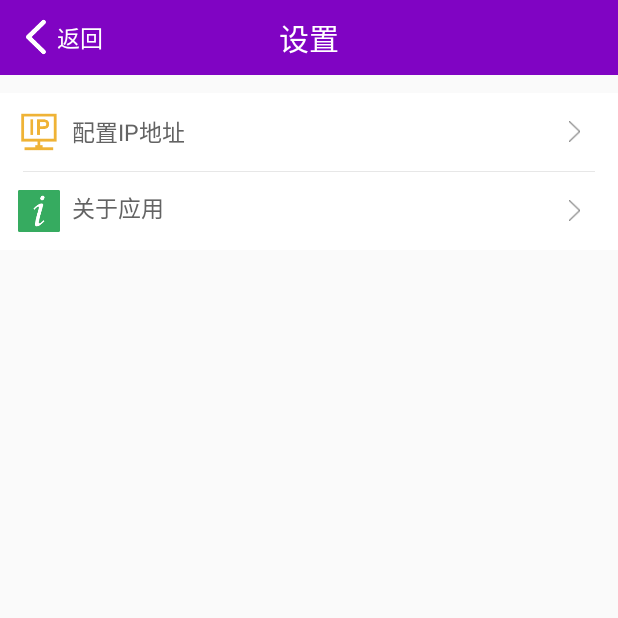
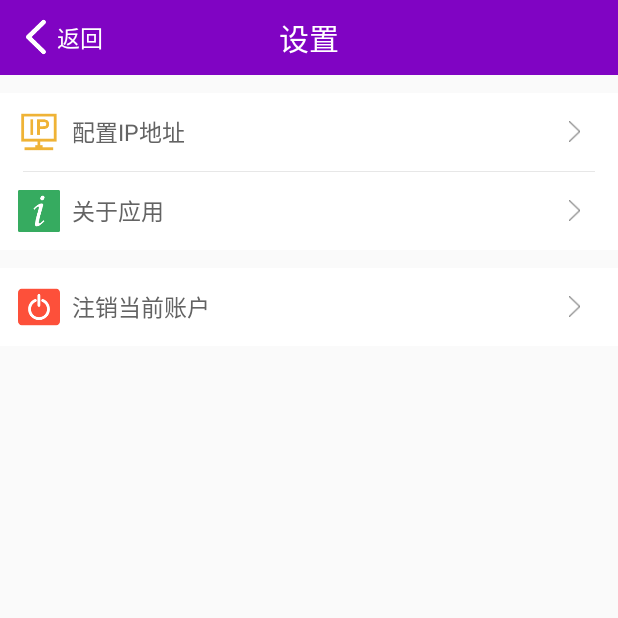
Before and after one commit to chenbocqu/IFarmManager, an Android app: the IFMSettingActivity screen opened directly, with no data from a screen before it, after a tap on "关于应用", on a phone screen of 412 x 824 dp, the top half of it. Run offline under Robolectric (Android 15) with nearby library versions, the phone set to English and light mode, and no system bars; libraries missing offline, so code that uses them is left out: cn.pedant; pictures from the network do not load.

Commit message:
注销系统

```diff
--- a/app/src/main/java/com/qican/ifarmmanager/ui/setting/IFMSettingActivity.java
+++ b/app/src/main/java/com/qican/ifarmmanager/ui/setting/IFMSettingActivity.java
@@ -22,6 +22,7 @@ public class IFMSettingActivity extends BaseActivityWithTitlebar {
 
         findViewById(R.id.rl_ipaddress).setOnClickListener(this);
         findViewById(R.id.rl_about).setOnClickListener(this);
+        findViewById(R.id.rl_logout).setOnClickListener(this);
     }
 
     @Override
@@ -42,6 +43,22 @@ public class IFMSettingActivity extends BaseActivityWithTitlebar {
                 myTool.showInfo("about");
 //                myTool.startActivity(AboutActivity.class);
                 break;
+
+            case R.id.rl_logout:
+
+                if (!myTool.isLogin()) {
+
+                    myTool.showInfo("当前账户已注销！");
+                    return;
+
+                }
+
+                // 注销
+                myTool.setLoginFlag(false);
+                myTool.showInfo("注销成功！");
+                finishDelay();
+
+                break;
         }
     }
 }
--- a/app/src/main/java/com/qican/ifarmmanager/ui/users/ChooseUserActivity.java
+++ b/app/src/main/java/com/qican/ifarmmanager/ui/users/ChooseUserActivity.java
@@ -141,7 +141,7 @@ public class ChooseUserActivity extends ComListActivity<ComUser> {
                     @Override
                     public void onClick(View view) {
                         myTool.setUserInfo(item);
-                        finish();
+                        finishDelay();
                     }
                 });
             }
--- a/app/src/main/java/com/qican/ifarmmanager/utils/IFMValue.java
+++ b/app/src/main/java/com/qican/ifarmmanager/utils/IFMValue.java
@@ -5,8 +5,8 @@ interface IFMValue {
 
     //IP地址和端口号
 //    String IP = "172.22.149.118";
-    String IP = "47.93.91.45"; // 阿里云服务器地址
-    //    String IP = "192.168.191.2"; // 本机地址
+//    String IP = "47.93.91.45"; // 阿里云服务器地址
+    String IP = "192.168.212.1"; // 本机地址
     String PORT = "8080";
 
     String KEY_USERNAME = "KEY_USERID";
--- a/app/src/main/res/layout/activity_ifm_setting.xml
+++ b/app/src/main/res/layout/activity_ifm_setting.xml
@@ -24,7 +24,6 @@
 
             <TextView
                 style="@style/MenuText"
-                android:layout_centerVertical="true"
                 android:layout_toRightOf="@+id/iv_balance"
                 android:text="配置IP地址" />
 
@@ -47,10 +46,32 @@
 
             <TextView
                 style="@style/MenuText"
-                android:layout_toRightOf="@id/iv_integral"
+                android:layout_toEndOf="@+id/iv_integral"
+                android:layout_toRightOf="@+id/iv_integral"
                 android:text="关于应用" />
 
         </RelativeLayout>
     </LinearLayout>
 
+    <RelativeLayout
+        android:id="@+id/rl_logout"
+        style="@style/MenuWrapper"
+        android:layout_marginTop="@dimen/menuMargin">
+
+        <ImageView
+            android:id="@+id/iv_exit"
+            style="@style/Menu_Icon.Left"
+            android:src="@drawable/logout" />
+
+        <ImageView
+            android:id="@+id/iv_exit_arrow"
+            style="@style/ArrowRight" />
+
+        <TextView
+            style="@style/MenuText"
+            android:layout_toRightOf="@id/iv_exit"
+            android:text="注销当前账户" />
+
+    </RelativeLayout>
+
 </LinearLayout>
--- a/app/src/main/res/layout/activity_main.xml
+++ b/app/src/main/res/layout/activity_main.xml
@@ -118,7 +118,7 @@
 
                 <View
                     android:layout_width="match_parent"
-                    android:layout_height="70dp" />
+                    android:layout_height="120dp" />
 
             </LinearLayout>
         </ScrollView>
--- a/app/src/main/res/values/styles.xml
+++ b/app/src/main/res/values/styles.xml
@@ -21,6 +21,7 @@
         <item name="android:layout_height">wrap_content</item>
         <item name="android:textSize">15sp</item>
         <item name="android:hint">"空"</item>
+        <item name="android:layout_centerVertical">true</item>
         <item name="android:textColor">@color/text_color</item>
     </style>
 
```
Also changed, not shown: app/src/main/java/com/qican/ifarmmanager/ui/base/BaseActivityWithTitlebar.java (+23 -0 lines), app/src/main/java/com/qican/ifarmmanager/ui/base/ComListActivity.java (+22 -0 lines), app/src/main/java/com/qican/ifarmmanager/ui/login/LoginActivity.java (+4 -3 lines), app/src/main/res/drawable-hdpi/logout.png (added).
